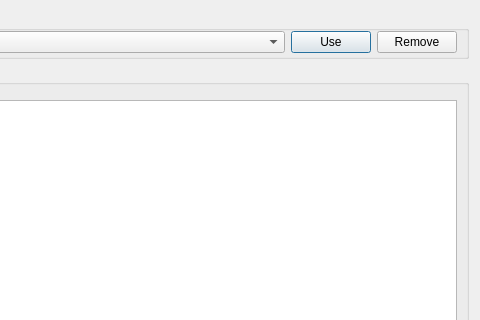
heremaps/xyz-qgis-plugin, file XYZHubConnector/gui/ui/tab_dialog.ui: the form before one commit; both pictures show x 320 to 800 and y 0 to 320 of the 800 by 578 pixel window.
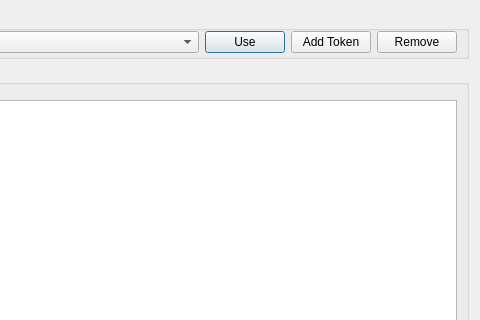
The form after the commit. Custom widgets are drawn as their Qt base class.

Commit message:
draft: multi-info token model + new token ui
+ token dialog (table)
+ edit token info dialog

The edit to the form file:
```diff
--- a/XYZHubConnector/gui/ui/tab_dialog.ui
+++ b/XYZHubConnector/gui/ui/tab_dialog.ui
@@ -104,6 +104,25 @@
         </property>
        </widget>
       </item>
+      <item>
+       <widget class="QPushButton" name="btn_token">
+        <property name="sizePolicy">
+         <sizepolicy hsizetype="Fixed" vsizetype="Fixed">
+          <horstretch>0</horstretch>
+          <verstretch>0</verstretch>
+         </sizepolicy>
+        </property>
+        <property name="text">
+         <string>Add Token</string>
+        </property>
+        <property name="default">
+         <bool>false</bool>
+        </property>
+        <property name="flat">
+         <bool>false</bool>
+        </property>
+       </widget>
+      </item>
       <item>
        <widget class="QPushButton" name="btn_clear_token">
         <property name="enabled">
```
The commit also changes 8 other files.
